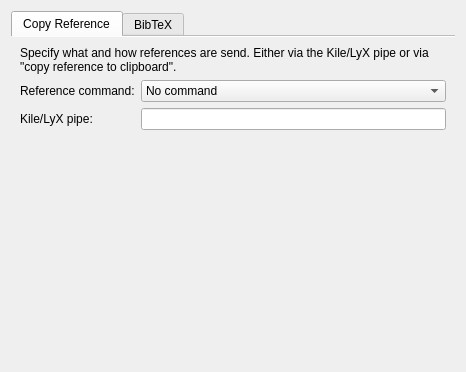
KDE/conquirere, file src/mainui/settings/exportsettings.ui: the form before one commit.
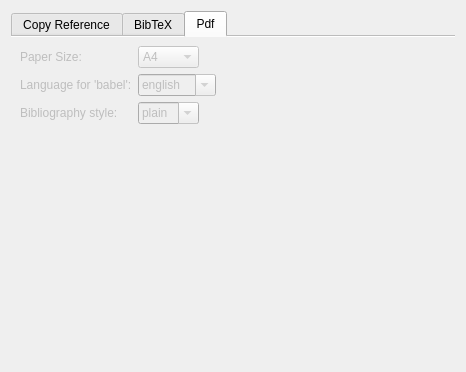
The form after the commit. The open tabs and pages were chosen to show the change. Custom widgets are drawn as their Qt base class.

```diff
--- a/src/mainui/settings/exportsettings.ui
+++ b/src/mainui/settings/exportsettings.ui
@@ -16,6 +16,9 @@
   <layout class="QVBoxLayout" name="verticalLayout">
    <item>
     <widget class="QTabWidget" name="tabWidget">
+     <property name="enabled">
+      <bool>true</bool>
+     </property>
      <property name="currentIndex">
       <number>1</number>
      </property>
@@ -23,10 +26,16 @@
       <bool>true</bool>
      </property>
      <widget class="QWidget" name="refs">
+      <property name="enabled">
+       <bool>true</bool>
+      </property>
       <attribute name="title">
        <string>Copy Reference</string>
       </attribute>
       <layout class="QVBoxLayout" name="verticalLayout_2">
+       <property name="spacing">
+        <number>10</number>
+       </property>
        <item>
         <widget class="QLabel" name="label_3">
          <property name="text">
@@ -110,6 +119,13 @@
            </item>
           </widget>
          </item>
+         <item row="1" column="1">
+          <widget class="KUrlRequester" name="editPipe">
+           <property name="mode">
+            <set>KFile::File|KFile::LocalOnly</set>
+           </property>
+          </widget>
+         </item>
          <item row="1" column="0">
           <widget class="QLabel" name="label_2">
            <property name="text">
@@ -117,9 +133,6 @@
            </property>
           </widget>
          </item>
-         <item row="1" column="1">
-          <widget class="KLineEdit" name="editPipe"/>
-         </item>
         </layout>
        </item>
        <item>
@@ -265,15 +278,109 @@
         </widget>
        </item>
        <item row="5" column="1">
-        <widget class="KComboBox" name="kcombobox_5">
+        <widget class="KComboBox" name="editPersonFormating"/>
+       </item>
+      </layout>
+     </widget>
+     <widget class="QWidget" name="pdf">
+      <property name="enabled">
+       <bool>false</bool>
+      </property>
+      <attribute name="title">
+       <string>Pdf</string>
+      </attribute>
+      <layout class="QFormLayout" name="formLayout_3">
+       <property name="fieldGrowthPolicy">
+        <enum>QFormLayout::ExpandingFieldsGrow</enum>
+       </property>
+       <item row="0" column="0">
+        <widget class="QLabel" name="labelPaperSize">
+         <property name="text">
+          <string>Paper Size:</string>
+         </property>
+        </widget>
+       </item>
+       <item row="0" column="1">
+        <widget class="KComboBox" name="editPaperSize">
          <item>
           <property name="text">
-           <string>John Doe Jr.</string>
+           <string>A4</string>
           </property>
          </item>
          <item>
           <property name="text">
-           <string>Doe, Jr., Jon</string>
+           <string>Legal</string>
+          </property>
+         </item>
+         <item>
+          <property name="text">
+           <string>Letter</string>
+          </property>
+         </item>
+        </widget>
+       </item>
+       <item row="1" column="0">
+        <widget class="QLabel" name="labelBabelLang">
+         <property name="text">
+          <string>Language for 'babel':</string>
+         </property>
+        </widget>
+       </item>
+       <item row="1" column="1">
+        <widget class="KComboBox" name="editBabelLang">
+         <property name="editable">
+          <bool>true</bool>
+         </property>
+         <item>
+          <property name="text">
+           <string>english</string>
+          </property>
+         </item>
+         <item>
+          <property name="text">
+           <string>ngerman</string>
+          </property>
+         </item>
+         <item>
+          <property name="text">
+           <string>swedish</string>
+          </property>
+         </item>
+        </widget>
+       </item>
+       <item row="2" column="0">
+        <widget class="QLabel" name="labelBibStyle">
+         <property name="text">
+          <string>Bibliography style:</string>
+         </property>
+        </widget>
+       </item>
+       <item row="2" column="1">
+        <widget class="KComboBox" name="editBibStyle">
+         <property name="editable">
+          <bool>true</bool>
+         </property>
+         <property name="currentIndex">
+          <number>2</number>
+         </property>
+         <item>
+          <property name="text">
+           <string>abbrv</string>
+          </property>
+         </item>
+         <item>
+          <property name="text">
+           <string>alpha</string>
+          </property>
+         </item>
+         <item>
+          <property name="text">
+           <string>plain</string>
+          </property>
+         </item>
+         <item>
+          <property name="text">
+           <string>dcv</string>
           </property>
          </item>
         </widget>
@@ -291,9 +398,9 @@
    <header>kcombobox.h</header>
   </customwidget>
   <customwidget>
-   <class>KLineEdit</class>
-   <extends>QLineEdit</extends>
-   <header>klineedit.h</header>
+   <class>KUrlRequester</class>
+   <extends>QFrame</extends>
+   <header>kurlrequester.h</header>
   </customwidget>
  </customwidgets>
  <resources/>
```
Left out of the diff: 73 changed lines with no effect on the pictures.
